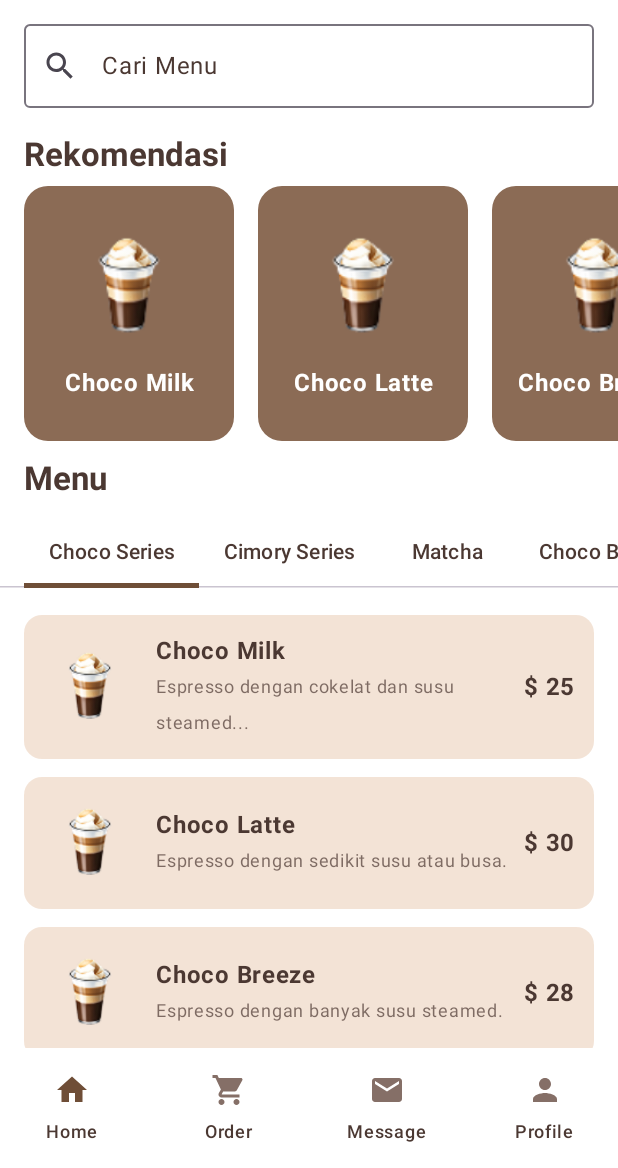
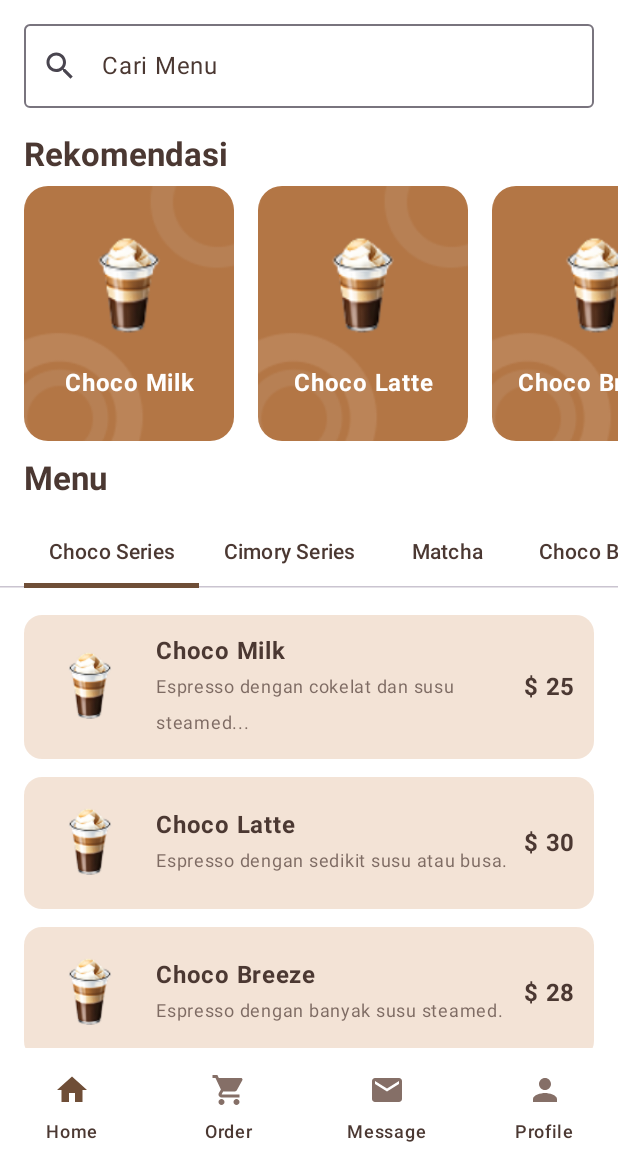
Before and after one commit to NazmiHakim/PolattaApp, an Android app built with Jetpack Compose: the screen it shows after launch (MainActivity), on a phone screen of 412 x 824 dp, the part 68-1236 px from its top. Run offline under Robolectric (Android 15) with nearby library versions, the phone set to English and light mode, and no system bars.

Commit message:
landing page update (recommendation card)

```diff
--- a/app/src/main/java/com/example/pondokcokelathatta/ui/components/Recommendation.kt
+++ b/app/src/main/java/com/example/pondokcokelathatta/ui/components/Recommendation.kt
@@ -18,8 +18,8 @@ import androidx.compose.ui.res.painterResource
 import androidx.compose.ui.text.font.FontWeight
 import androidx.compose.ui.text.style.TextAlign
 import androidx.compose.ui.unit.dp
+import com.example.pondokcokelathatta.R
 import com.example.pondokcokelathatta.model.MenuItem
-import com.example.pondokcokelathatta.ui.theme.BrownAccent
 
 @Composable
 fun RecommendationSection(recommendations: List<MenuItem>) {
@@ -49,8 +49,15 @@ fun RecommendationCard(item: MenuItem) {
             .width(140.dp)
             .height(170.dp),
         shape = RoundedCornerShape(16.dp),
-        colors = CardDefaults.cardColors(containerColor = BrownAccent) // Warna sesuai desain
+        colors = CardDefaults.cardColors(containerColor = Color.Transparent) // Membuat kontainer transparan untuk menampilkan gambar latar Box
     ) {
+        Box(modifier = Modifier.fillMaxSize()) {
+            Image(
+                painter = painterResource(id = R.drawable.recommendation), // Ini adalah gambar latar belakang baru
+                contentDescription = "Recommendation Background",
+                modifier = Modifier.fillMaxSize(),
+                contentScale = ContentScale.Crop
+            )
             Column(
                 modifier = Modifier.fillMaxSize(),
                 horizontalAlignment = Alignment.CenterHorizontally,
@@ -70,8 +77,9 @@ fun RecommendationCard(item: MenuItem) {
                     text = item.name,
                     textAlign = TextAlign.Center,
                     fontWeight = FontWeight.Bold,
-                color = Color.White // Teks berwarna putih
+                    color = Color.White // Teks tetap putih
                 )
             }
         }
     }
+}
```
Also changed, not shown: app/src/main/res/drawable/recommendation.png (added). Lines whose indentation alone changed are shown as unchanged.
